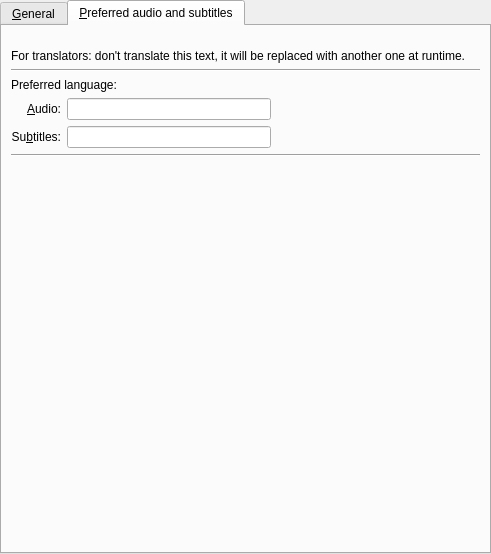
Old version of the form src/gui/pref/general.ui in the repository wilbert2000/wzplayer.
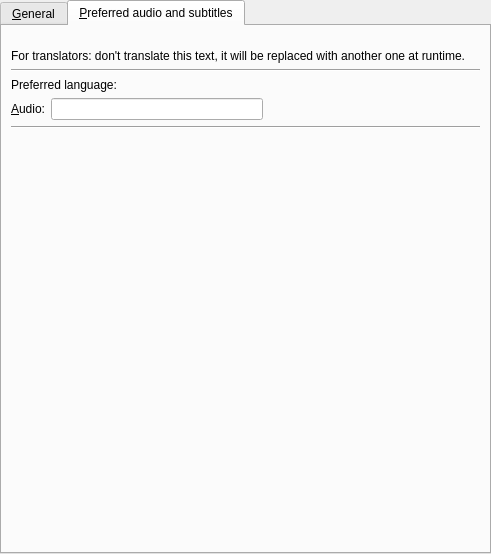
New version of the form. The open tabs and pages were chosen to show the change. Custom widgets are drawn as their Qt base class.

Commit message: Moved preferred subtitle language from general to subtitle section

The edit to the form file:
```diff
--- a/src/gui/pref/general.ui
+++ b/src/gui/pref/general.ui
@@ -350,22 +350,6 @@
            </property>
           </spacer>
          </item>
-         <item row="2" column="2">
-          <spacer>
-           <property name="orientation">
-            <enum>Qt::Horizontal</enum>
-           </property>
-           <property name="sizeHint" stdset="0">
-            <size>
-             <width>40</width>
-             <height>20</height>
-            </size>
-           </property>
-          </spacer>
-         </item>
-         <item row="2" column="1">
-          <widget class="QLineEdit" name="subtitle_lang_edit"/>
-         </item>
          <item row="1" column="0">
           <widget class="QLabel" name="textLabel1_20">
            <property name="text">
@@ -385,22 +369,6 @@
          <item row="1" column="1">
           <widget class="QLineEdit" name="audio_lang_edit"/>
          </item>
-         <item row="2" column="0">
-          <widget class="QLabel" name="textLabel2_11">
-           <property name="text">
-            <string>Su&amp;btitles:</string>
-           </property>
-           <property name="alignment">
-            <set>Qt::AlignRight|Qt::AlignTrailing|Qt::AlignVCenter</set>
-           </property>
-           <property name="wordWrap">
-            <bool>false</bool>
-           </property>
-           <property name="buddy">
-            <cstring>subtitle_lang_edit</cstring>
-           </property>
-          </widget>
-         </item>
          <item row="0" column="0" colspan="3">
           <widget class="QLabel" name="label_5">
            <property name="text">
```
Left out of the diff: 1 changed line with no effect on the pictures. The commit also changes 12 other files.
